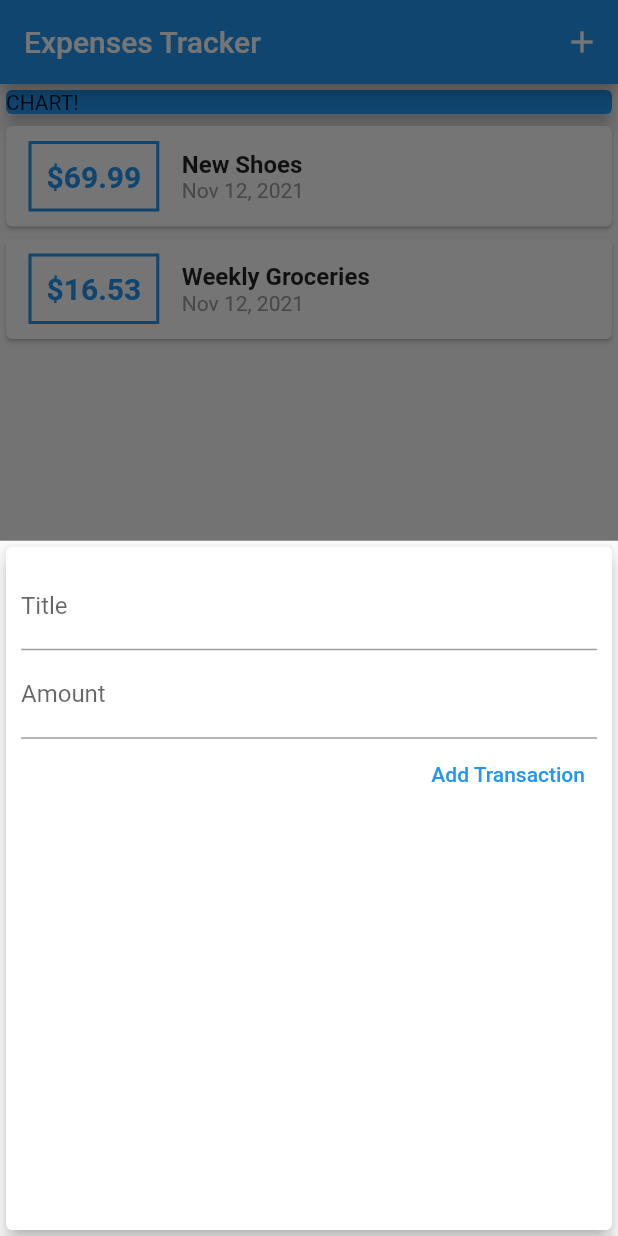
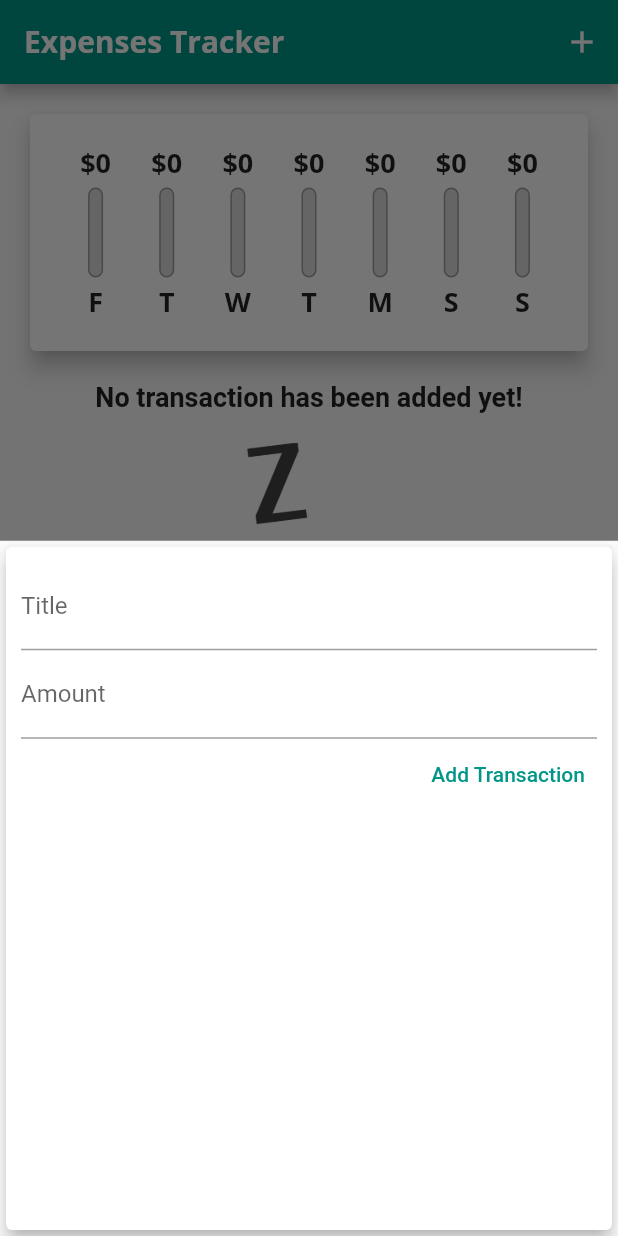
Before and after one commit to davidaodejobi/Flutter-and-Dart-Course, a Flutter app: the screen it shows after launch, after a tap on the "add" icon, on a phone screen of 412 x 824 dp. Run offline on Flutter 3.47's test engine with Material 2 defaults, Android fonts, the phone set to English and light mode, and no system bars.

Commit message:
fonts and images added. Also the chart was implemented and added

```diff
--- a/expenses_tracker/lib/main.dart
+++ b/expenses_tracker/lib/main.dart
@@ -1,3 +1,4 @@
+import 'package:expenses_tracker/widgets/chart.dart';
 import 'package:expenses_tracker/widgets/new_transaction.dart';
 import 'package:expenses_tracker/widgets/transcation_list.dart';
 import 'package:flutter/material.dart';
@@ -18,7 +19,23 @@ class MyApp extends StatelessWidget {
       debugShowCheckedModeBanner: false,
       title: 'Expenses Tracker',
       theme: ThemeData(
-        primarySwatch: Colors.blue,
+        primarySwatch: Colors.teal,
+        accentColor: Colors.amber,
+        fontFamily: 'Quicksand',
+        textTheme: ThemeData.light().textTheme.copyWith(
+              bodyText2: const TextStyle(
+                fontFamily: 'OpenSans',
+                fontWeight: FontWeight.bold,
+                fontSize: 18,
+              ),
+            ),
+        appBarTheme: const AppBarTheme(
+          titleTextStyle: TextStyle(
+            fontFamily: 'OpenSans',
+            fontSize: 20,
+            fontWeight: FontWeight.bold,
+          ),
+        ),
       ),
       home: const Homepage(),
     );
@@ -33,21 +50,30 @@ class Homepage extends StatefulWidget {
 }
 
 class _HomepageState extends State<Homepage> {
+  final List<Transaction> _userTransactions = [
+    // Transaction(
+    //   id: 't1',
+    //   title: 'New Shoes',
+    //   amount: 69.99,
+    //   date: DateTime.now(),
+    // ),
+    // Transaction(
+    //   id: 't2',
+    //   title: 'Weekly Groceries',
+    //   amount: 16.53,
+    //   date: DateTime.now(),
+    // ),
+  ];
 
-  final List<Transaction> _userTransactions = [
-    Transaction(
-      id: 't1',
-      title: 'New Shoes',
-      amount: 69.99,
-      date: DateTime.now(),
-    ),
-    Transaction(
-      id: 't2',
-      title: 'Weekly Groceries',
-      amount: 16.53,
-      date: DateTime.now(),
-    ),
-  ];
+  List<Transaction> get _recentTransactions {
+    return _userTransactions.where((tx) {
+      return tx.date!.isAfter(
+        DateTime.now().subtract(
+          const Duration(days: 7),
+        ),
+      );
+    }).toList();
+  }
 
   void _addNewTransaction(String txTitle, double txAmount) {
     final newTx = Transaction(
@@ -62,9 +88,12 @@ class _HomepageState extends State<Homepage> {
   }
 
   void _startAddNewTransaction(BuildContext ctx) {
-    showModalBottomSheet(context: ctx, builder: (bCtx) {
-      return NewTransaction(addNewTransaction: _addNewTransaction);
-    },);
+    showModalBottomSheet(
+      context: ctx,
+      builder: (bCtx) {
+        return NewTransaction(addNewTransaction: _addNewTransaction);
+      },
+    );
   }
 
   @override
@@ -83,21 +112,15 @@ class _HomepageState extends State<Homepage> {
       floatingActionButton: FloatingActionButton(
         onPressed: () => _startAddNewTransaction(context),
         child: const Icon(Icons.add),
-
       ),
       body: Column(
         // mainAxisAlignment: MainAxisAlignment.start,
         crossAxisAlignment: CrossAxisAlignment.stretch,
-        children:  <Widget>[
-          const SizedBox(
-            width: double.infinity,
-            child: Card(
-              color: Colors.blue,
-              child: Text('CHART!'),
-              elevation: 5,
-            ),
+        children: <Widget>[
+          Chart(recentTransactions: _recentTransactions,),
+          TransactionList(
+            userTransactions: _userTransactions,
           ),
-          TransactionList(userTransactions: _userTransactions,),
         ],
       ),
     );
--- /dev/null
+++ b/expenses_tracker/lib/widgets/chart.dart
@@ -0,0 +1,61 @@
+import 'package:expenses_tracker/models/transaction.dart';
+import 'package:flutter/material.dart';
+import 'package:intl/intl.dart';
+
+import 'chart_bar.dart';
+
+class Chart extends StatelessWidget {
+  const Chart({this.recentTransactions, Key? key}) : super(key: key);
+
+  final List<Transaction>? recentTransactions;
+
+  List<Map<String, Object>> get groupedTransactionValues {
+    return List.generate(7, (index) {
+      final weekDay = DateTime.now().subtract(Duration(days: index));
+      var totalSum = 0.0;
+
+      for (var i = 0; i < recentTransactions!.length; i++) {
+        if (recentTransactions![i].date!.day == weekDay.day &&
+            recentTransactions![i].date!.month == weekDay.month &&
+            recentTransactions![i].date!.year == weekDay.year) {
+          totalSum += recentTransactions![i].amount as double;
+        }
+      }
+
+      return {
+        'day': DateFormat.E().format(weekDay).substring(0, 1),
+        'amount': totalSum,
+      };
+    });
+  }
+
+  double get totalSpending {
+    return groupedTransactionValues.fold(0.0, (sum, item) {
+      return sum + (item['amount'] as double);
+    });
+  }
+
+  @override
+  Widget build(BuildContext context) {
+    return Card(
+      elevation: 6,
+      margin: const EdgeInsets.all(20),
+      child: Padding(
+        padding: const EdgeInsets.all(20.0),
+        child: Row(
+          mainAxisAlignment: MainAxisAlignment.spaceAround,
+          children: groupedTransactionValues.map((data) {
+            return Flexible(
+              fit: FlexFit.tight,
+              child: ChartBar(
+                label: data['day'] as String,
+                spendingAmount: data['amount'] as double,
+                spendingPctOfTotal: totalSpending == 0.0 ? 0.0 : (data['amount'] as double) /
+                    totalSpending,),
+            );
+          }).toList(),
+        ),
+      ),
+    );
+  }
+}
--- /dev/null
+++ b/expenses_tracker/lib/widgets/chart_bar.dart
@@ -0,0 +1,54 @@
+import 'package:flutter/material.dart';
+
+class ChartBar extends StatelessWidget {
+  const ChartBar({
+    this.label,
+    this.spendingAmount,
+    this.spendingPctOfTotal,
+    Key? key,
+  }) : super(key: key);
+
+  final String? label;
+  final double? spendingAmount;
+  final double? spendingPctOfTotal;
+  @override
+  Widget build(BuildContext context) {
+    return Column(
+      children: [
+        FittedBox(child: Text('\$${spendingAmount!.toStringAsFixed(0)}')),
+        const SizedBox(
+          height: 4,
+        ),
+        SizedBox(
+          height: 60,
+          width: 10,
+          child: Stack(
+            children: [
+              Container(
+                decoration: BoxDecoration(
+                  border: Border.all(color: Colors.grey, width: 1.0),
+                  color: const Color.fromRGBO(220, 220, 220, 1),
+                  borderRadius: BorderRadius.circular(10),
+                ),
+              ),
+              FractionallySizedBox(
+                heightFactor: spendingPctOfTotal!,
+                child: Container(
+                  decoration: BoxDecoration(
+                    color: Theme.of(context).primaryColor,
+                    borderRadius: BorderRadius.circular(10),
+                  ),
+                ),
+
+              ),
+            ],
+          ),
+        ),
+        const SizedBox(
+          height: 4,
+        ),
+        Text(label!),
+      ],
+    );
+  }
+}
--- a/expenses_tracker/lib/widgets/new_transaction.dart
+++ b/expenses_tracker/lib/widgets/new_transaction.dart
@@ -1,17 +1,24 @@
 import 'package:flutter/material.dart';
 
-class NewTransaction extends StatelessWidget {
+class NewTransaction extends StatefulWidget {
   final Function? addNewTransaction;
 
-  NewTransaction({
+  const NewTransaction({
     required this.addNewTransaction,
     Key? key,
   }) : super(key: key);
 
+  @override
+  State<NewTransaction> createState() => _NewTransactionState();
+}
+
+class _NewTransactionState extends State<NewTransaction> {
   final titleController = TextEditingController();
+
   final amountController = TextEditingController();
 
   void submitData() {
+
     final enteredTitle = titleController.text;
     final enteredAmount = double.parse(amountController.text);
 
@@ -21,10 +28,12 @@ class NewTransaction extends StatelessWidget {
       //reached if the condition above it is true and called(In the case of this app, transactions won't be added)
     }
 
-    addNewTransaction!(
+    widget.addNewTransaction!(
       titleController.text,
       double.parse(amountController.text),
     );
+
+    Navigator.of(context).pop();
   }
 
   @override
--- a/expenses_tracker/lib/widgets/transcation_list.dart
+++ b/expenses_tracker/lib/widgets/transcation_list.dart
@@ -6,14 +6,33 @@ import '../models/transaction.dart';
 class TransactionList extends StatelessWidget {
   final List<Transaction>? userTransactions;
 
-  const TransactionList({required this.userTransactions, Key? key }) : super(key: key);
+  const TransactionList({required this.userTransactions, Key? key})
+      : super(key: key);
 
   @override
   Widget build(BuildContext context) {
     return SizedBox(
       height: 300,
-      child: ListView.builder(itemBuilder: (_, index) {
-        return  Card(
+      child: userTransactions!.isEmpty
+          ? Column(
+              children: [
+                Text(
+                  'No transaction has been added yet!',
+                  style: ThemeData.light().textTheme.bodyText1,
+                ),
+                const SizedBox(
+                  height: 20,
+                ),
+                SizedBox(
+                  height: 200,
+                  child: Image.asset('assets/images/waiting.png',
+                      fit: BoxFit.cover),
+                ),
+              ],
+            )
+          : ListView.builder(
+              itemBuilder: (_, index) {
+                return Card(
                   child: Row(
                     children: <Widget>[
                       Container(
@@ -23,17 +42,17 @@ class TransactionList extends StatelessWidget {
                         ),
                         decoration: BoxDecoration(
                           border: Border.all(
-                            color: Colors.blue,
+                            color: Theme.of(context).primaryColor,
                             width: 2,
                           ),
                         ),
                         padding: const EdgeInsets.all(10),
                         child: Text(
                           '\$${userTransactions![index].amount!.toStringAsFixed(2)}',
-                          style: const TextStyle(
+                          style: TextStyle(
                             fontWeight: FontWeight.bold,
                             fontSize: 20,
-                            color: Colors.blue,
+                            color: Theme.of(context).primaryColor,
                           ),
                         ),
                       ),
@@ -48,7 +67,8 @@ class TransactionList extends StatelessWidget {
                             ),
                           ),
                           Text(
-                            DateFormat.yMMMd().format(userTransactions![index].date!),
+                            DateFormat.yMMMd()
+                                .format(userTransactions![index].date!),
                             style: const TextStyle(
                               color: Colors.grey,
                             ),
@@ -58,11 +78,9 @@ class TransactionList extends StatelessWidget {
                     ],
                   ),
                 );
-      },
-      itemCount: userTransactions!.length,
-      ),
+              },
+              itemCount: userTransactions!.length,
+            ),
     );
-
-
   }
 }
```
Also changed, not shown: expenses_tracker/pubspec.yaml (+15 -0 lines), expenses_tracker/assets/fonts/OpenSans-Bold.ttf (added), expenses_tracker/assets/fonts/OpenSans-Regular.ttf (added), expenses_tracker/assets/fonts/Quicksand-Bold.ttf (added), expenses_tracker/assets/fonts/Quicksand-Light.ttf (added), expenses_tracker/assets/fonts/Quicksand-Medium.ttf (added), expenses_tracker/assets/fonts/Quicksand-Regular.ttf (added), expenses_tracker/assets/images/waiting.png (added).
